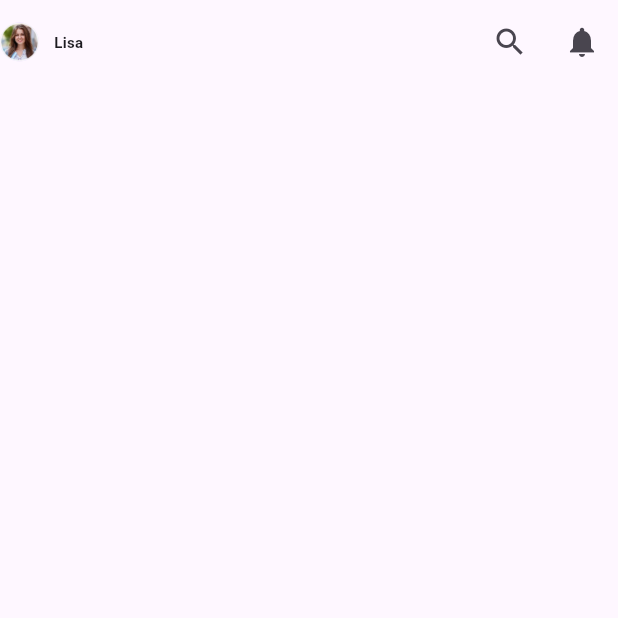
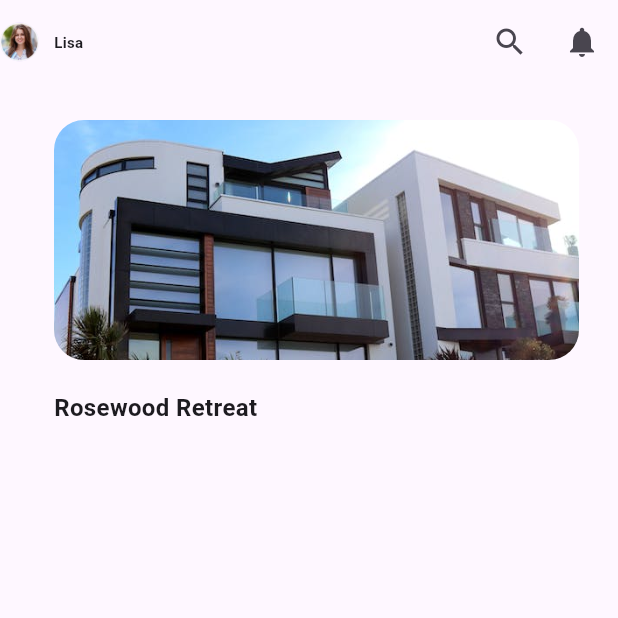
Before and after one commit to Amitkumarkoli/House_Harbor, a Flutter app: the screen it shows after launch, on a phone screen of 412 x 824 dp, the top half of it. Run offline on Flutter 3.47's test engine with Material 3 defaults, Android fonts, the light colour scheme and no system bars.

Commit message:
update home page with image

```diff
--- /dev/null
+++ b/lib/home_page.dart
@@ -0,0 +1,76 @@
+import 'package:flutter/material.dart';
+
+class HomePage extends StatefulWidget {
+  const HomePage({super.key, required this.title});
+
+  final String title;
+
+  @override
+  State<HomePage> createState() => _MyHomePageState();
+}
+
+class _MyHomePageState extends State<HomePage> {
+  @override
+  Widget build(BuildContext context) {
+    return Scaffold(
+      extendBodyBehindAppBar: true,
+      appBar: AppBar(
+        backgroundColor: Colors.transparent,
+        elevation: 0,
+        title: Text(widget.title),
+        leading: const Row(
+          children: [
+            CircleAvatar(
+              backgroundImage: AssetImage('assets/profile.jpeg'),
+              radius: 13,
+            ),
+            SizedBox(
+              width: 10,
+            ),
+            Text('Lisa',
+            style: TextStyle(
+              fontSize: 10,
+              fontWeight: FontWeight.bold
+            ),)
+          ],
+        ),
+        actions: [
+          IconButton(onPressed: () {}, icon: const Icon(Icons.search)),
+          IconButton(onPressed: () {}, icon: const Icon(Icons.notifications)),
+        ],
+      ),
+      body: Row(
+
+        children: [
+          const Padding(padding: EdgeInsets.all(18)),
+          Column(
+            crossAxisAlignment: CrossAxisAlignment.start,
+            children: [
+              ClipRRect(
+                child: Container(
+                  width: 350,
+                  height: 160,
+                    margin: const EdgeInsets.only(top:80 ),
+                  decoration:  BoxDecoration(
+                    borderRadius: BorderRadius.circular(20.0),
+                    image: const DecorationImage(image: AssetImage('assets/house.jpeg'),
+                    fit: BoxFit.cover
+                    ),
+                  ),
+                ),
+              ),
+              const SizedBox(height: 20,),
+                const Text('Rosewood Retreat',
+                textAlign: TextAlign.right,
+                style: TextStyle(
+                  fontSize: 16,
+                  fontStyle: FontStyle.normal,
+                  fontWeight: FontWeight.bold
+                ),)
+            ],
+          ),
+        ],
+      ),
+    );
+  }
+}
--- a/lib/main.dart
+++ b/lib/main.dart
@@ -1,4 +1,5 @@
 import 'package:flutter/material.dart';
+import 'package:house_harbor/home_page.dart';
 
 void main() {
   runApp(const MyApp());
@@ -9,52 +10,12 @@ class MyApp extends StatelessWidget {
 
   @override
   Widget build(BuildContext context) {
-    return const MaterialApp(
-      home: MyHomePage(title: ''),
-    debugShowCheckedModeBanner: false,
+    return  const MaterialApp(
+    debugShowCheckedModeBanner : false,
+     home: HomePage(title: '',),
+
     );
   }
 }
 
-class MyHomePage extends StatefulWidget {
-  const MyHomePage({super.key, required this.title});
-
-  final String title;
-
-  @override
-  State<MyHomePage> createState() => _MyHomePageState();
-}
-
-class _MyHomePageState extends State<MyHomePage> {
-  @override
-  Widget build(BuildContext context) {
-    return Scaffold(
-      extendBodyBehindAppBar: true,
-      appBar: AppBar(
-        backgroundColor: Colors.transparent,
-        elevation: 0,
-        title: Text(widget.title),
-        leading: const Row(
-          children: [
-            CircleAvatar(
-              backgroundImage: AssetImage('assets/profile.jpeg'),
-              radius: 13,
-            ),
-            SizedBox(
-              width: 10,
-            ),
-            Text('Lisa',
-            style: TextStyle(
-              fontSize: 10,
-              fontWeight: FontWeight.bold
-            ),)
-          ],
-        ),
-        actions: [
-          IconButton(onPressed: () {}, icon: const Icon(Icons.search)),
-          IconButton(onPressed: () {}, icon: const Icon(Icons.notifications)),
-        ],
-      ),
-    );
-  }
-}
+// this is main structure means root of our project
--- a/pubspec.yaml
+++ b/pubspec.yaml
@@ -61,6 +61,7 @@ flutter:
   # To add assets to your application, add an assets section, like this:
   assets:
     - assets/profile.jpeg
+    - assets/house.jpeg
 
   # An image asset can refer to one or more resolution-specific "variants", see
   # https://flutter.dev/assets-and-images/#resolution-aware
```
Also changed, not shown: assets/house.jpeg (added).
